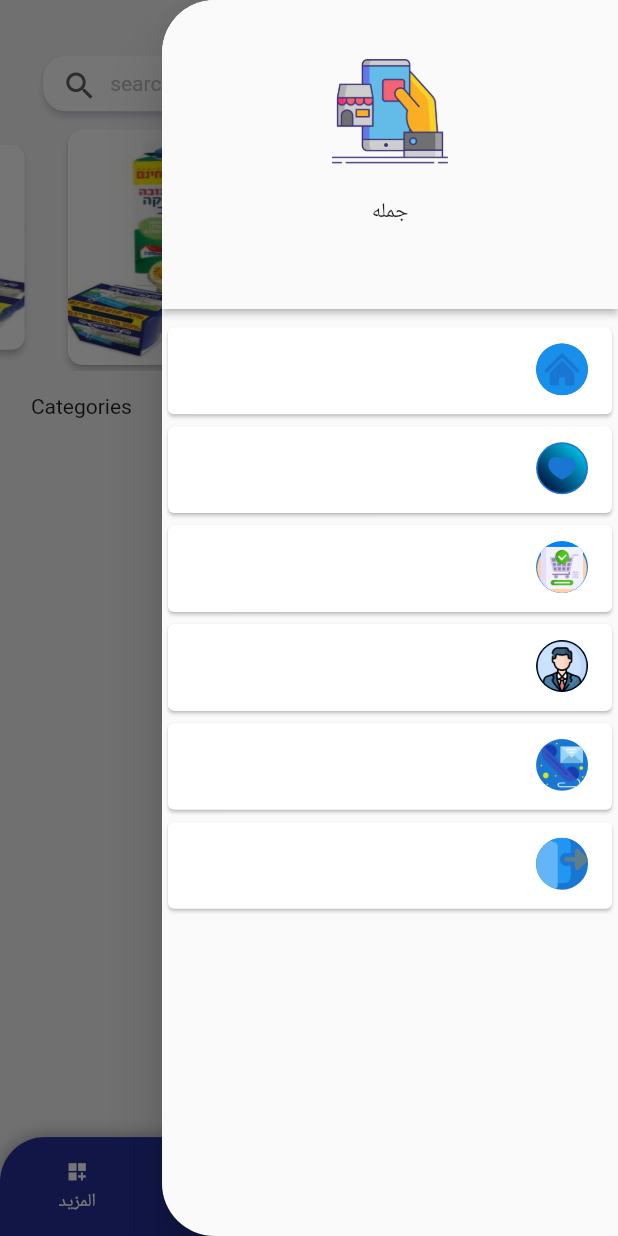
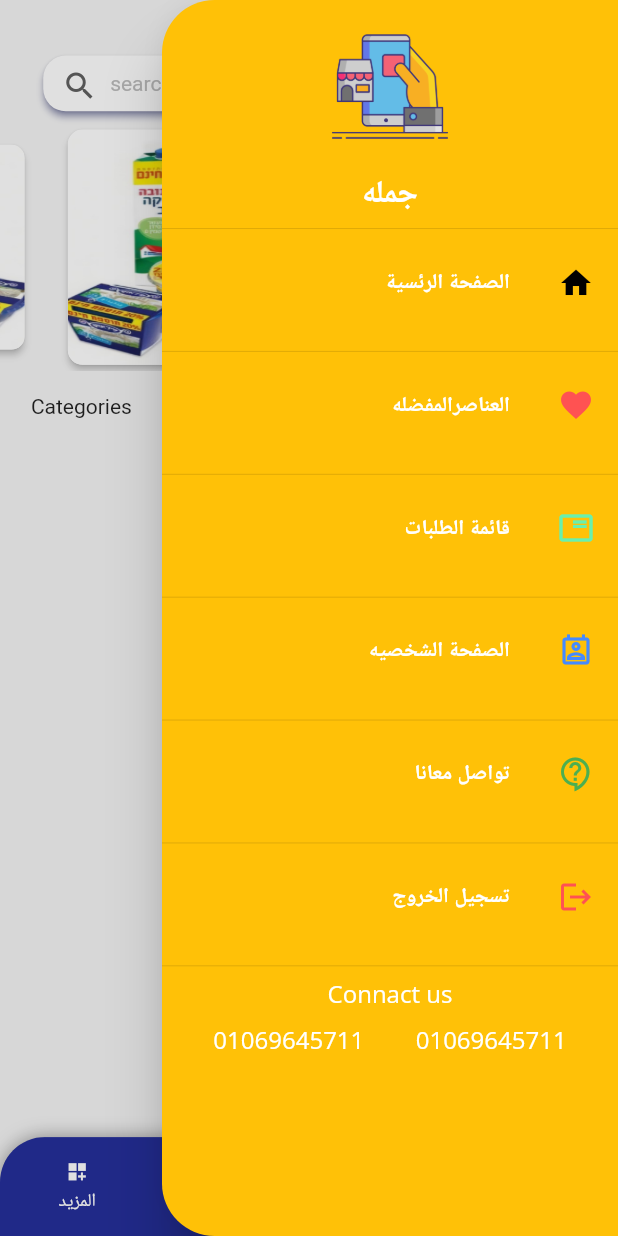
Before and after one commit to abdo6400/JamalaShoppingApp, a Flutter app: the HomeScreen screen opened directly, in the side drawer, after a tap on "search product", on a phone screen of 412 x 824 dp. Run offline on Flutter 3.47's test engine with Material 2 defaults, Android fonts, the phone set to English and light mode, and no system bars; drawn by our look-alikes of carousel_slider; our stand-ins replace firebase_auth, firebase_core, firebase_dynamic_links, flutter_spinkit, flutter_svg, fluttertoast and 4 more; missing offline and left inert: search_page; accounts and stored records are empty; network calls fail; project files that could hold a hidden picture were left out.

Commit message:
7 commit

```diff
--- a/lib/models/page_manager.dart
+++ b/lib/models/page_manager.dart
@@ -9,7 +9,9 @@ class PageStateManager extends ChangeNotifier {
   bool _notification_screen = false;
   bool _scetion_screen = false;
   bool _item_detial_screen = false;
+  bool  _category_screen =false;
   bool _contactus_screen = false;
+  bool get category_screen => _category_screen;
   bool _edit_screen = false;
   bool get favorite_screen => _favorite_screen;
   bool get edit_screen => _edit_screen;
@@ -25,6 +27,7 @@ class PageStateManager extends ChangeNotifier {
     _favorite_screen = false;
     _profile_screen = false;
     _notification_screen = false;
+    _category_screen = false;
     _scetion_screen = false;
     _item_detial_screen = false;
      _contactus_screen = false;
@@ -51,6 +54,10 @@ class PageStateManager extends ChangeNotifier {
     notifyListeners();
   }
 
+  void setcategory(bool val) {
+    _category_screen = val;
+    notifyListeners();
+  }
   void setcontact(bool val) {
     _contactus_screen = val;
     notifyListeners();
--- a/lib/navigation/app_router.dart
+++ b/lib/navigation/app_router.dart
@@ -41,6 +41,7 @@ class AppRouter extends RouterDelegate
         if(appStateManager!.restpassword) RestpasswordScreen.page(),
         if(appStateManager!.succeedsign) SucceedSignScreen.page(),
         if(appStateManager!.logIn) HomeScreen.page(),
+        if(pageStateManager!.category_screen) CategoryScreen.page(),
         if(pageStateManager!.carte_screen) CartScreen.page(),
         if(pageStateManager!.favorite_screen) FavoriteScreen.page(),
         if(pageStateManager!.order_screen) OrderScreen.page(),
@@ -69,6 +70,7 @@ class AppRouter extends RouterDelegate
     if(route.settings.name == jamalapages.succeedsignPage) appStateManager!.setsucceedsign(false);
     if(route.settings.name == jamalapages.restpasswordPage) appStateManager!.setrestpassword(false);
     if(route.settings.name == jamalapages.homePage) return false;
+    if(route.settings.name == jamalapages.categoryPage) pageStateManager!.setcategory(false);
     if(route.settings.name == jamalapages.CartePage) pageStateManager!.setcart(false);
     if(route.settings.name == jamalapages.orderPage) pageStateManager!.setorder(false);
     if(route.settings.name == jamalapages.orderdetailPage) orderStateManager!.setOrderdetail(false);
--- a/lib/screens/itemdetial_screen.dart
+++ b/lib/screens/itemdetial_screen.dart
@@ -58,11 +58,11 @@ class _ItemDetailScreenState extends State<ItemDetailScreen> {
                                 .setsection(false);
                             Provider.of<PageStateManager>(context,
                                     listen: false)
-                                .setcart(true);
+                                .setfavorite(true);
                             Navigator.of(context).pop();
                           },
                           icon: Icon(
-                            Icons.shopping_cart_outlined,
+                            Icons.favorite,
                           ))
                     ],
                   ),
--- a/lib/screens/main_screen.dart
+++ b/lib/screens/main_screen.dart
@@ -253,7 +253,9 @@ class _MainScreenState extends State<MainScreen> {
                                     textAlign: TextAlign.center,
                                   ),
                                   TextButton(
-                                      onPressed: () {},
+                                      onPressed: () {
+                                        Provider.of<PageStateManager>(context,listen: false).setcategory(true);
+                                      },
                                       child: Row(
                                         mainAxisAlignment:
                                             MainAxisAlignment.spaceEvenly,
--- a/lib/widgets/favoritelistview.dart
+++ b/lib/widgets/favoritelistview.dart
@@ -26,7 +26,7 @@ class _FavoriteListViewState extends State<FavoriteListView> {
       height: size.height,
       width: size.width,
       child:GridView.builder(
-        itemCount: 3,
+        itemCount: products.length,
           controller: ScrollController(),
           padding: EdgeInsets.all(15),
           gridDelegate: SliverGridDelegateWithMaxCrossAxisExtent(
--- a/lib/widgets/mydrawer.dart
+++ b/lib/widgets/mydrawer.dart
@@ -3,6 +3,7 @@ import '../models/models.dart';
 import 'package:provider/provider.dart';
 import '../providers/providers.dart';
 import '../screens/screens.dart';
+
 class MainDrawer extends StatefulWidget {
   @override
   State<MainDrawer> createState() => _MainDrawerState();
@@ -23,29 +24,17 @@ class _MainDrawerState extends State<MainDrawer> {
             borderRadius: BorderRadius.only(
                 topLeft: Radius.circular(35), bottomLeft: Radius.circular(35)),
           ),
-          child: ListView(
-            children: [
-              Container(
-                width: size.width * 0.8,
-                height: size.height * 0.25,
-                decoration: const BoxDecoration(
-                    borderRadius: BorderRadius.only(
-                  topLeft: Radius.circular(35),
-                )),
-                child: Material(
-                  elevation: 2.0,
-                  shape: const RoundedRectangleBorder(
-                    borderRadius:
-                        BorderRadius.only(topLeft: Radius.circular(35)),
+          child: Directionality(
+            textDirection: TextDirection.rtl,
+            child: Container(
+              decoration: BoxDecoration(
           ),
               child: Column(
                 children: [
+                Column(
+                  children: [
                     Container(
-                          margin: EdgeInsets.only(
-                              top: size.height * 0.04,
-                              left: size.width * 0.02,
-                              right: size.width * 0.02,
-                              bottom: size.height * 0.02),
+                        margin: EdgeInsets.all(size.height*0.02),
                         height: size.height * 0.1,
                         width: size.width * 0.2,
                         child: const Image(
@@ -53,136 +42,109 @@ class _MainDrawerState extends State<MainDrawer> {
                           fit: BoxFit.cover,
                         )),
                     Container(
-                        child: const Text(
+                      child: Text(
                         "جمله",
+                        style: Theme.of(context).textTheme.headline2,
                       ),
                     ),
                   ],
                 ),
-                ),
-              ),
-              SizedBox(
-                height: size.height * 0.01,
-              ),
-              Directionality(
-                textDirection: TextDirection.rtl,
-                child: Container(
-                  child: Column(
-                    children: [
+                  Divider(),
                   SizedBox(
                     height: size.height * 0.08,
-                        child: Card(
                     child: ListTile(
-                              leading: CircleAvatar(
-                                backgroundImage: AssetImage(
-                                  'assets/icons/home.png',
-                                ),
-                                radius: size.height * 0.021,
-                              ),
-                              title: const Text("الصفحة الرئسية",
+                        leading: Icon(Icons.home,color: Colors.black,),
+                        title: const Text(
+                          "الصفحة الرئسية",
                         ),
                         onTap: () {
                           Navigator.of(context).pop();
                         }),
                   ),
-                      ),
+                  Divider(),
                   SizedBox(
                     height: size.height * 0.08,
-                        child: Card(
                     child: ListTile(
-                              leading:  CircleAvatar(
-                                  backgroundImage:
-                                      AssetImage('assets/icons/love.png'),
-                              radius: size.height * 0.021,),
-                              title: const Text("العناصرالمفضله",
+                        leading: Icon(Icons.favorite,color: Colors.redAccent,),
+                        title: const Text(
+                          "العناصرالمفضله",
                         ),
                         onTap: () {
-                                Provider.of<PageStateManager>(context,
-                                        listen: false)
+                          Provider.of<PageStateManager>(context, listen: false)
                               .setfavorite(true);
                           Navigator.of(context).pop();
                         }),
                   ),
-                      ),
+                  Divider(),
                   SizedBox(
                     height: size.height * 0.08,
-                        child: Card(
                     child: ListTile(
-                              leading: CircleAvatar(
-                                  backgroundImage:
-                                      AssetImage('assets/icons/order.png'),
-                                radius: size.height * 0.021,
-                              ),
-                              title: const Text("قائمة الطلبات",
+                        leading: Icon(Icons.featured_play_list_outlined,color: Colors.greenAccent,),
+                        title: const Text(
+                          "قائمة الطلبات",
                         ),
                         onTap: () {
-                                Provider.of<PageStateManager>(context,
-                                        listen: false)
+                          Provider.of<PageStateManager>(context, listen: false)
                               .setorder(true);
                           Navigator.of(context).pop();
                         }),
                   ),
-                      ),
+                  Divider(),
                   SizedBox(
                     height: size.height * 0.08,
-                        child: Card(
                     child: ListTile(
-                              leading:  CircleAvatar(
-                                  backgroundImage:
-                                      AssetImage('assets/icons/profile.png'),
-                                radius: size.height * 0.021,
-                              ),
-                              title: const Text("الصفحة الشخصيه",
+                        leading: Icon(Icons.perm_contact_calendar_outlined,color: Colors.blueAccent,),
+                        title: const Text(
+                          "الصفحة الشخصيه",
                         ),
                         onTap: () {
-                                Provider.of<PageStateManager>(context,
-                                        listen: false)
+                          Provider.of<PageStateManager>(context, listen: false)
                               .setprofile(true);
                           Navigator.of(context).pop();
                         }),
                   ),
-                      ),
+                  Divider(),
                   SizedBox(
                     height: size.height * 0.08,
-                        child: Card(
                     child: ListTile(
-                              leading:  CircleAvatar(
-                                backgroundImage:
-                                AssetImage('assets/icons/contactus.png'),
-                                radius: size.height * 0.021,
-                              ),
-                              title: const Text("تواصل معانا",
+                        leading: Icon(Icons.contact_support_outlined,color: Colors.green,),
+                        title: const Text(
+                          "تواصل معانا",
                         ),
                         onTap: () {
-                                Provider.of<PageStateManager>(context,
-                                    listen: false).setcontact(true);
+                          Provider.of<PageStateManager>(context, listen: false)
+                              .setcontact(true);
                           Navigator.of(context).pop();
                         }),
                   ),
-                      ),
+                  Divider(),
                   SizedBox(
                     height: size.height * 0.08,
-                        child: Card(
                     child: ListTile(
-                              leading:  CircleAvatar(
-                                  backgroundImage:
-                                      AssetImage('assets/icons/logout.png'),
-                                radius: size.height * 0.021,
-                              ),
-                              title: const Text("تسجيل الخروج",
+                        leading: Icon(Icons.logout,color: Colors.redAccent,),
+                        title: const Text(
+                          "تسجيل الخروج",
                         ),
                         onTap: () {
-                                Provider.of<Auth>(context,listen: false).Logout();
-                                Provider.of<AppStateManager>(context, listen: false).logOut();
+                          Provider.of<Auth>(context, listen: false).Logout();
+                          Provider.of<AppStateManager>(context, listen: false)
+                              .logOut();
                           Navigator.of(context).pop();
                         }),
                   ),
-                      ),
+                  Divider(),
+                  Text("Connact us",style: Theme.of(context).textTheme.headline4,),
+                  SizedBox(height: size.height*0.01,),
+                  Row(
+                    mainAxisAlignment: MainAxisAlignment.spaceEvenly,
+                    children: [
+                      Text("01069645711",style: Theme.of(context).textTheme.headline4,),
+                      Text("01069645711",style: Theme.of(context).textTheme.headline4,),
+                    ],
+                  )
                 ],
               ),
             ),
-              ),
-            ],
           ),
         ),
       ),
--- a/lib/widgets/notificationlistview.dart
+++ b/lib/widgets/notificationlistview.dart
@@ -21,7 +21,7 @@ class NotifiactionListView extends StatelessWidget {
           },
           itemCount: 10,
           separatorBuilder: (ctx, index) {
-            return Spacer();
+            return SizedBox();
           },
         ));
   }
--- a/lib/widgets/progressdialog.dart
+++ b/lib/widgets/progressdialog.dart
@@ -11,6 +11,7 @@ class progressDialog extends StatelessWidget {
   Widget build(BuildContext context) {
     return  Container(
         width: MediaQuery.of(context).size.width,
+        height: MediaQuery.of(context).size.height*0.8,
         decoration: BoxDecoration(
           borderRadius: BorderRadius.circular(6.0),
         ),
@@ -31,8 +32,7 @@ class progressDialog extends StatelessWidget {
               SizedBox(
                 height: MediaQuery.of(context).size.height*0.05,
               ),
-              Text(mssage!
-              )
+              Text(mssage!)
             ],
           ),
     );
```
Also changed, not shown: lib/jamala_theme.dart (+8 -7 lines), lib/screens/carte_screen.dart (+0 -13 lines), lib/screens/category_screen.dart (+6 -24 lines), lib/screens/sign_screen.dart (+6 -6 lines), lib/widgets/cartelistview.dart (+22 -20 lines). Lines whose indentation alone changed are shown as unchanged.
